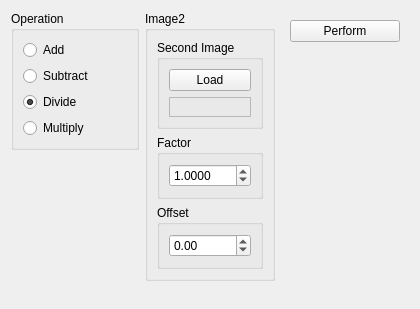
Before: the Qt Designer form source/modules/binary_operations/BinaryOperationsWidget.ui in josefkoller/ambient_image_processor, drawn with Qt 5.
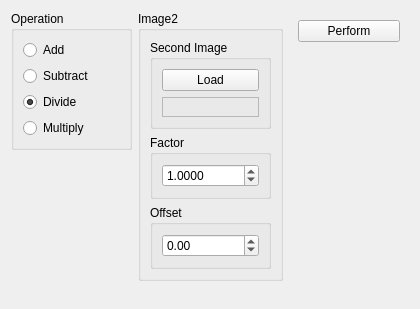
After: the same form once the commit is applied.

Patch:
```diff
--- a/source/modules/binary_operations/BinaryOperationsWidget.ui
+++ b/source/modules/binary_operations/BinaryOperationsWidget.ui
@@ -104,6 +104,9 @@
            <property name="decimals">
             <number>4</number>
            </property>
+           <property name="maximum">
+            <double>9999999999.000000000000000</double>
+           </property>
            <property name="singleStep">
             <double>0.001000000000000</double>
            </property>
```
